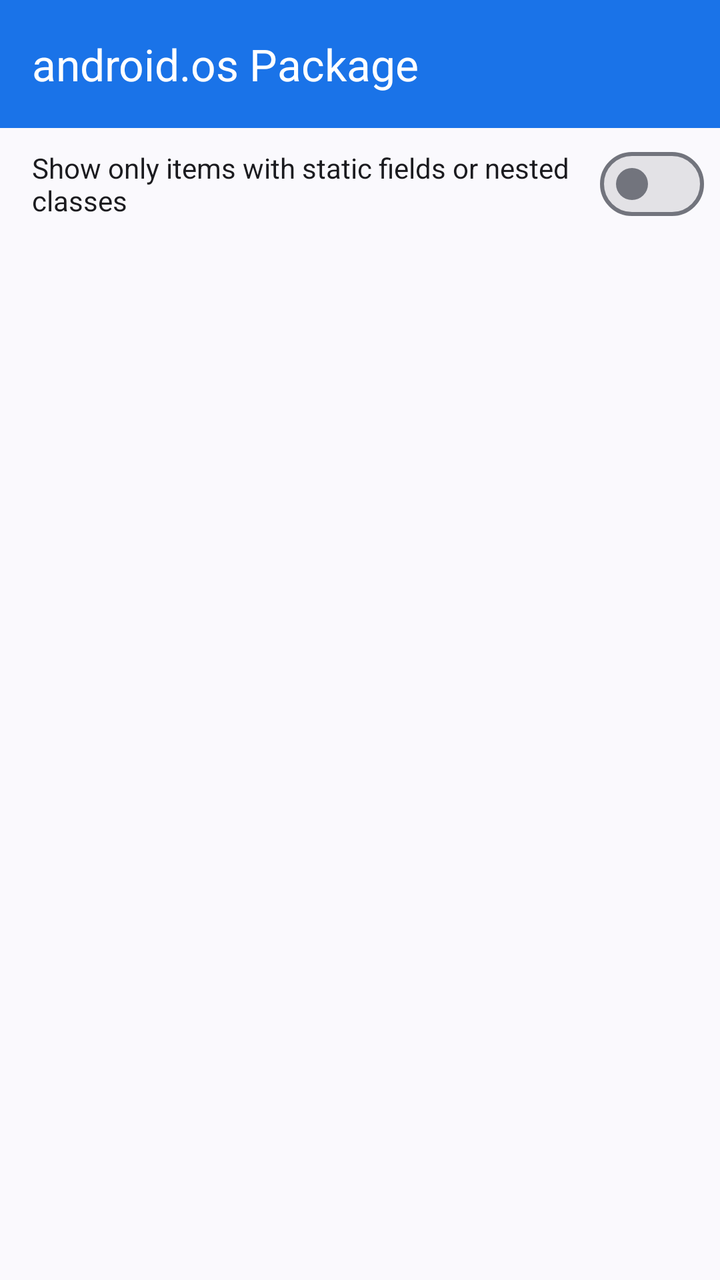
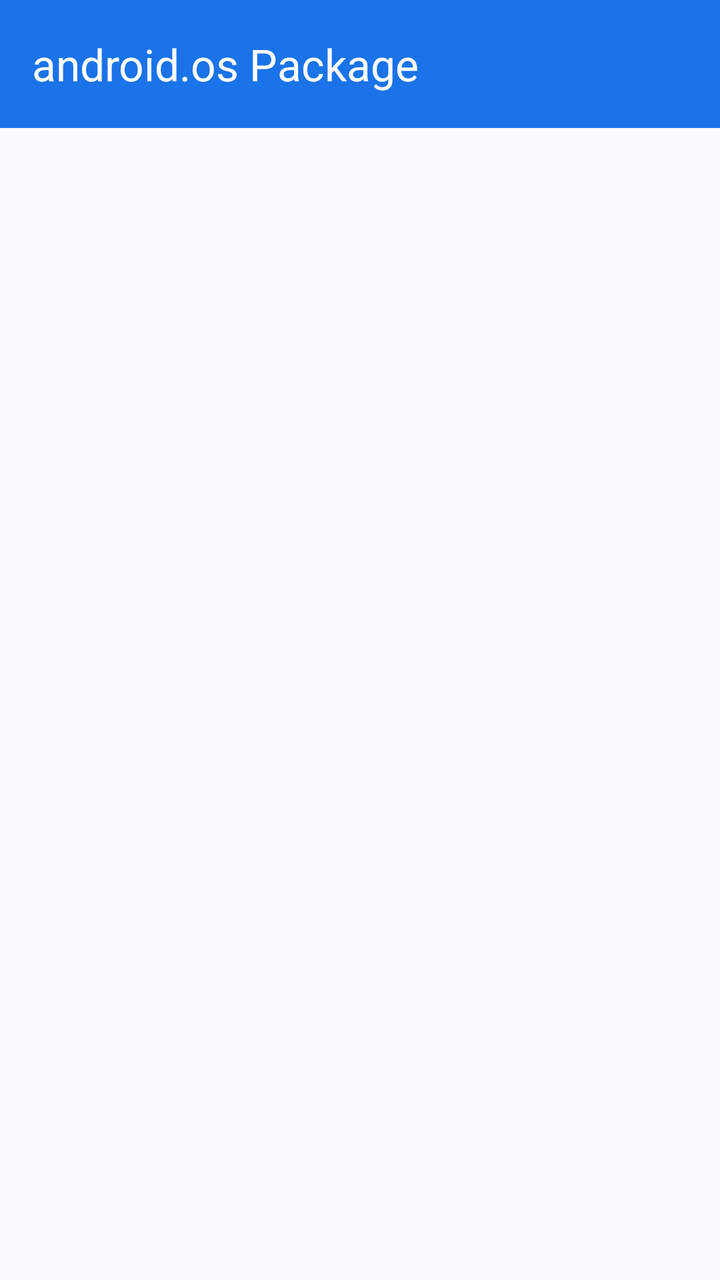

Before-and-after screenshots of an Android layout around one commit, followed by the original layout XML and the change that was made.
<!-- AndroidManifest.xml: application theme AppTheme -->
<!-- res/layout/activity_main.xml -->
<?xml version="1.0" encoding="utf-8"?>
<LinearLayout xmlns:android="http://schemas.android.com/apk/res/android"
    xmlns:app="http://schemas.android.com/apk/res-auto"
    android:layout_width="match_parent"
    android:layout_height="match_parent"
    android:orientation="vertical"
    android:background="?attr/colorSurface">

    
    <com.google.android.material.appbar.AppBarLayout
        android:id="@+id/appbar"
        android:layout_width="match_parent"
        android:layout_height="wrap_content"
        android:background="@color/brand_primary"
        android:fitsSystemWindows="true">

        <com.google.android.material.appbar.MaterialToolbar
            android:id="@+id/toolbar"
            android:layout_width="match_parent"
            android:layout_height="?attr/actionBarSize"
            android:background="@color/brand_primary"
            android:elevation="4dp"
            app:titleTextColor="#FFFFFF"
            app:subtitleTextColor="#B3FFFFFF"
            app:navigationIconTint="#FFFFFF"
            app:itemIconTint="#FFFFFF"
            app:title="@string/title_main" />
    </com.google.android.material.appbar.AppBarLayout>

    
    <LinearLayout
        android:id="@+id/filter_bar"
        android:layout_width="match_parent"
        android:layout_height="wrap_content"
        android:orientation="horizontal"
        android:gravity="center_vertical"
        android:paddingStart="16dp"
        android:paddingEnd="8dp"
        android:paddingTop="4dp"
        android:paddingBottom="4dp"
        android:background="?attr/colorSurface">

        <TextView
            android:layout_width="0dp"
            android:layout_height="wrap_content"
            android:layout_weight="1"
            android:text="@string/filter_label"
            android:textSize="14sp"
            android:textColor="?attr/colorOnSurface" />

        <com.google.android.material.materialswitch.MaterialSwitch
            android:id="@+id/switch_filter_empty"
            android:layout_width="wrap_content"
            android:layout_height="wrap_content" />
    </LinearLayout>

    
    <ScrollView
        android:layout_width="match_parent"
        android:layout_height="0dp"
        android:layout_weight="1"
        android:fillViewport="true">

        <LinearLayout
            android:id="@+id/container"
            android:layout_width="match_parent"
            android:layout_height="wrap_content"
            android:orientation="vertical"
            android:padding="12dp" />
    </ScrollView>

</LinearLayout>
<!-- resources referenced by this layout -->
<resources>
  <color name="brand_primary">#1A73E8</color>
  <string name="filter_label">Show only items with static fields or nested classes</string>
  <string name="title_main">android.os Package</string>
  <style name="AppTheme" parent="Theme.Material3.DynamicColors.Light.NoActionBar">
          
          <item name="colorPrimary">@color/brand_primary</item>
          <item name="colorOnPrimary">@android:color/white</item>
          <item name="colorPrimaryContainer">#D8E7FB</item>
          <item name="colorOnPrimaryContainer">#0B3D91</item>
          <item name="colorSecondary">@color/brand_accent</item>
          <item name="colorOnSecondary">@android:color/white</item>
          <item name="colorSecondaryContainer">#D3F2E2</item>
          <item name="colorOnSecondaryContainer">#0A4A2B</item>
          
          <item name="colorSurfaceContainerLow">#F2F4F7</item>
          <item name="colorSurfaceContainerLowest">#FFFFFF</item>
          
          <item name="android:statusBarColor">@color/brand_primary</item>
          <item name="android:windowDrawsSystemBarBackgrounds">true</item>
          <item name="android:windowLightStatusBar">false</item>
          <item name="android:windowBackground">?attr/colorSurface</item>
          
          <item name="materialAlertDialogTheme">@style/AppDialog</item>
          <item name="materialCardViewStyle">@style/AppCard</item>
      </style>
  <color name="brand_accent">#1E8E5A</color>
  <style name="AppDialog" parent="ThemeOverlay.Material3.MaterialAlertDialog">
          <item name="shapeAppearanceOverlay">@style/AppDialogShape</item>
      </style>
  <style name="AppCard" parent="Widget.Material3.CardView.Elevated">
          <item name="cardCornerRadius">12dp</item>
          <item name="cardElevation">1dp</item>
          <item name="cardBackgroundColor">@color/card_bg</item>
          <item name="strokeWidth">0dp</item>
      </style>
  <style name="AppDialogShape" parent="">
          <item name="cornerFamily">rounded</item>
          <item name="cornerSize">16dp</item>
      </style>
  <color name="card_bg">?attr/colorSurfaceContainerLowest</color>
</resources>

<!-- the commit's change to res/layout/activity_main.xml (unified diff, before → after) -->
@@ -28,33 +28,6 @@
     </com.google.android.material.appbar.AppBarLayout>
 
     
-    <LinearLayout
-        android:id="@+id/filter_bar"
-        android:layout_width="match_parent"
-        android:layout_height="wrap_content"
-        android:orientation="horizontal"
-        android:gravity="center_vertical"
-        android:paddingStart="16dp"
-        android:paddingEnd="8dp"
-        android:paddingTop="4dp"
-        android:paddingBottom="4dp"
-        android:background="?attr/colorSurface">
-
-        <TextView
-            android:layout_width="0dp"
-            android:layout_height="wrap_content"
-            android:layout_weight="1"
-            android:text="@string/filter_label"
-            android:textSize="14sp"
-            android:textColor="?attr/colorOnSurface" />
-
-        <com.google.android.material.materialswitch.MaterialSwitch
-            android:id="@+id/switch_filter_empty"
-            android:layout_width="wrap_content"
-            android:layout_height="wrap_content" />
-    </LinearLayout>
-
-    
     <ScrollView
         android:layout_width="match_parent"
         android:layout_height="0dp"
<!-- resource entries referenced after the edit -->
@@ -1,7 +1,6 @@
 <!-- resources referenced by this layout -->
 <resources>
   <color name="brand_primary">#1A73E8</color>
-  <string name="filter_label">Show only items with static fields or nested classes</string>
   <string name="title_main">android.os Package</string>
   <style name="AppTheme" parent="Theme.Material3.DynamicColors.Light.NoActionBar">
           
